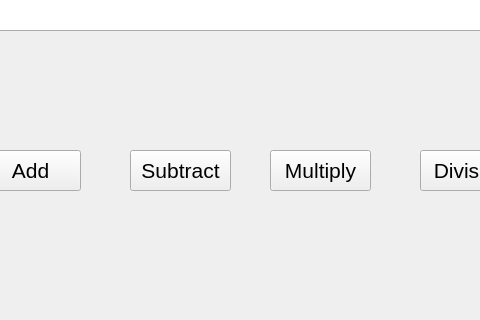
The window that calc.ui (mehadihn/PyQt-Basic-Calc) describes before a commit, drawn with Qt 5; both pictures show x 120 to 600 and y 280 to 600 of the 800 by 600 pixel window.
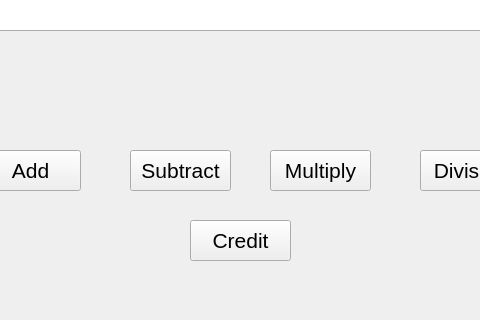
The same window after the commit.

```diff
--- a/calc.ui
+++ b/calc.ui
@@ -203,6 +203,24 @@
      <string>Multiply</string>
     </property>
    </widget>
+   <widget class="QPushButton" name="cre">
+    <property name="geometry">
+     <rect>
+      <x>310</x>
+      <y>500</y>
+      <width>101</width>
+      <height>41</height>
+     </rect>
+    </property>
+    <property name="font">
+     <font>
+      <pointsize>16</pointsize>
+     </font>
+    </property>
+    <property name="text">
+     <string>Credit</string>
+    </property>
+   </widget>
   </widget>
   <widget class="QMenuBar" name="menubar">
    <property name="geometry">
```
